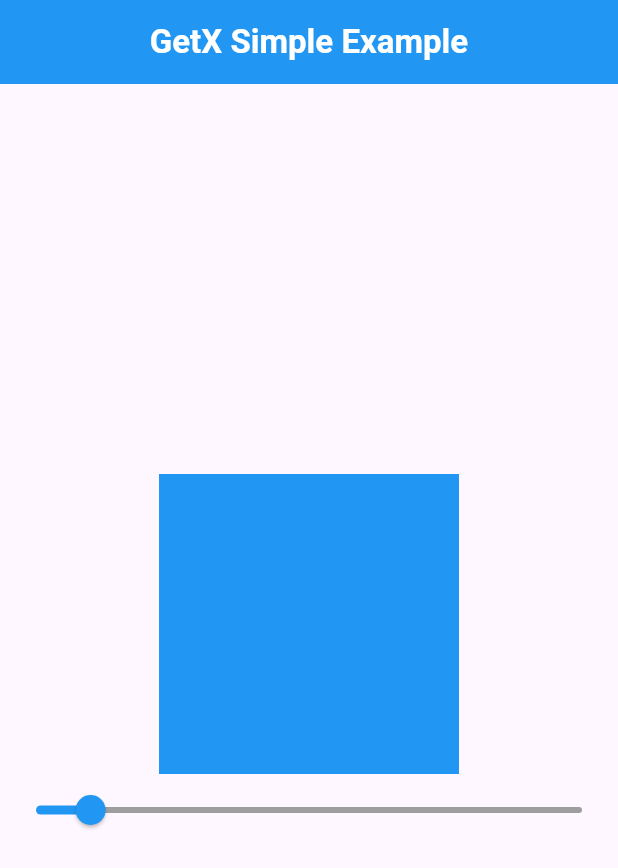
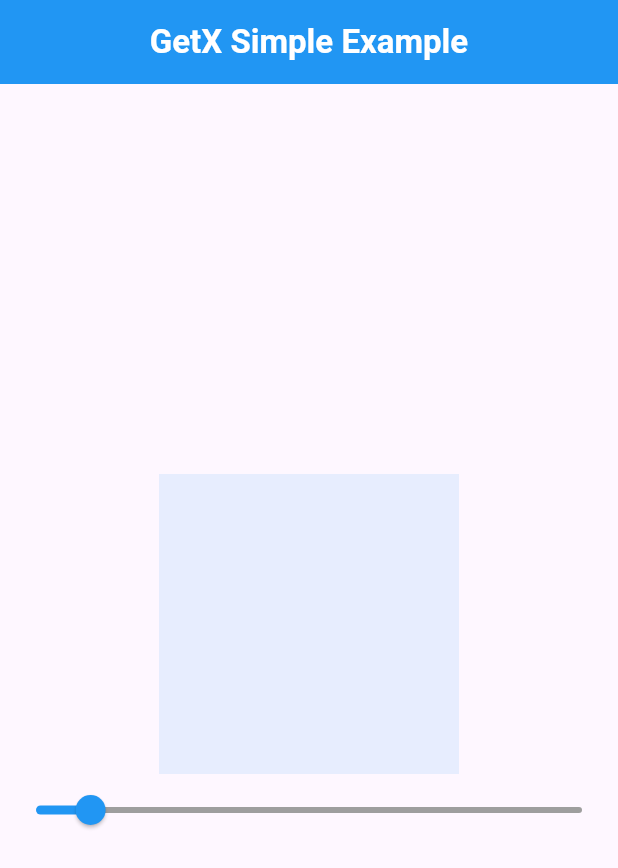
Before and after one commit to alhasann351/getx_simple_example, a Flutter app: the screen it shows after launch, on a phone screen of 412 x 824 dp. Shown: the top 868 px of the screen. Run offline on Flutter 3.47's test engine with Material 3 defaults, Android fonts, the phone set to English and light mode, and no system bars; our stand-ins replace get.

Commit message:
opacity-change-with-getx

```diff
--- /dev/null
+++ b/lib/example_controller.dart
@@ -0,0 +1,9 @@
+import 'package:get/get.dart';
+
+class ExampleController extends GetxController {
+  RxDouble opacity = 0.1.obs;
+
+  setOpacityValue(double value) {
+    opacity.value = value;
+  }
+}
--- a/lib/my_home_page.dart
+++ b/lib/my_home_page.dart
@@ -1,4 +1,6 @@
 import 'package:flutter/material.dart';
+import 'package:get/get.dart';
+import 'package:getx_simple_example/example_controller.dart';
 
 class MyHomePage extends StatefulWidget {
   const MyHomePage({super.key});
@@ -8,6 +10,8 @@ class MyHomePage extends StatefulWidget {
 }
 
 class _MyHomePageState extends State<MyHomePage> {
+  final ExampleController exampleController = Get.put(ExampleController());
+
   @override
   Widget build(BuildContext context) {
     return Scaffold(
@@ -27,16 +31,22 @@ class _MyHomePageState extends State<MyHomePage> {
         child: Column(
           mainAxisAlignment: MainAxisAlignment.center,
           children: [
-            Container(
-              color: Colors.blue,
-              height: 200,
-              width: 200,
+            Obx(
+              () => Container(
+                color: Colors.blue.withOpacity(exampleController.opacity.value),
+                height: 200,
+                width: 200,
+              ),
             ),
-            Slider(
-              activeColor: Colors.blue,
-              inactiveColor: Colors.grey,
-              value: 0.1,
-              onChanged: (value) {},
+            Obx(
+              () => Slider(
+                activeColor: Colors.blue,
+                inactiveColor: Colors.grey,
+                value: exampleController.opacity.value,
+                onChanged: (value) {
+                  exampleController.setOpacityValue(value);
+                },
+              ),
             ),
           ],
         ),
```
